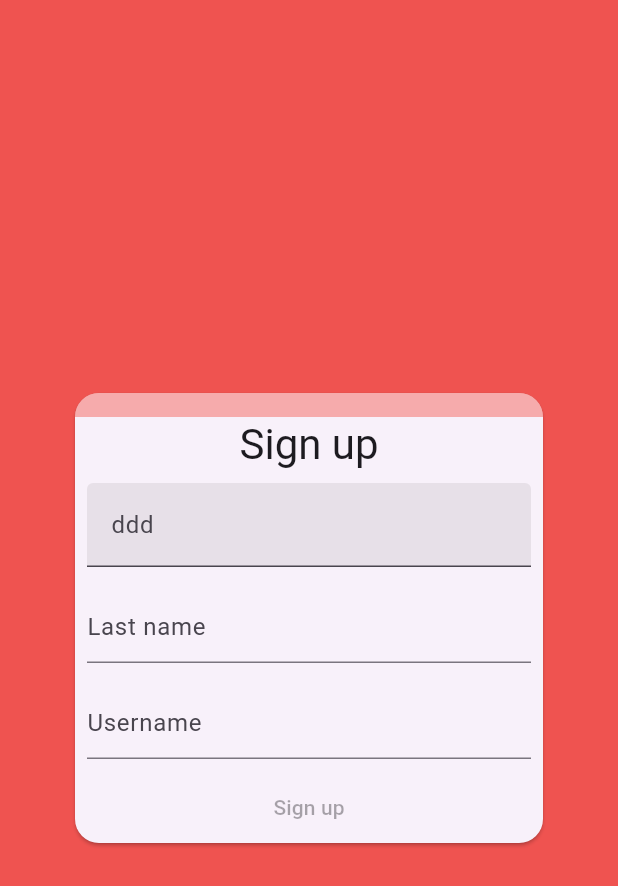
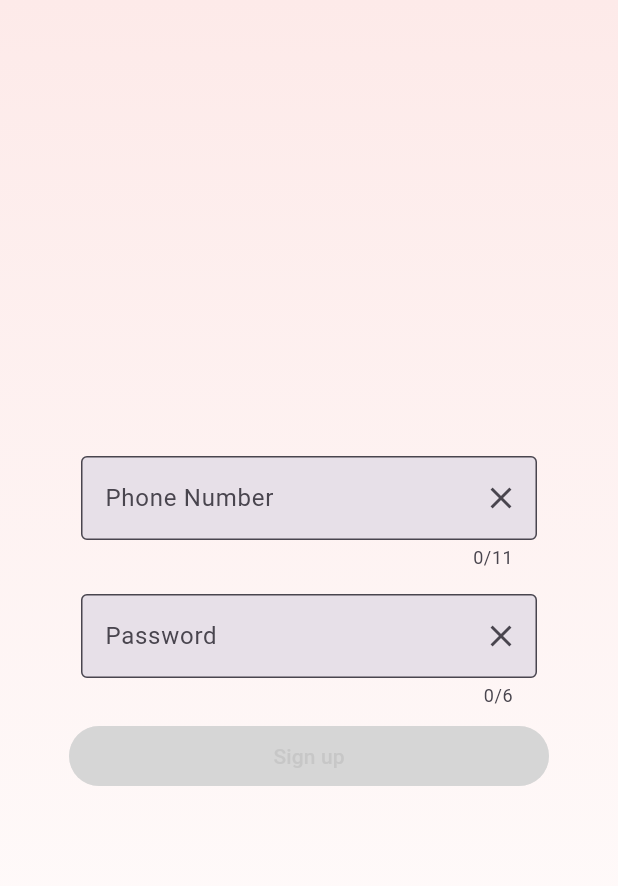
Before and after one commit to pangli/flutter_app, a Flutter app: the LoginScreen screen opened directly, on a phone screen of 412 x 824 dp. Shown: the top 886 px of the screen. Run offline on Flutter 3.47's test engine with Material 3 defaults, Android fonts, the phone set to English and light mode, and no system bars; our stand-ins replace dio, fluttertoast, logger, package_info_plus, pretty_dio_logger; generated files the repository leaves out were written again; network calls fail.

Commit message:
login ui test

```diff
--- a/lib/kp/page/login.dart
+++ b/lib/kp/page/login.dart
@@ -1,4 +1,5 @@
 import 'package:flutter/material.dart';
+import 'package:flutter/services.dart';
 import 'package:flutter_app/kp/page/welcome.dart';
 import 'package:flutter_app/kp/widget/animated_progress_indicator.dart';
 import 'package:flutter_gen/gen_l10n/app_localizations.dart';
@@ -16,7 +17,7 @@ class LoginApp extends StatelessWidget {
       localizationsDelegates: AppLocalizations.localizationsDelegates,
       supportedLocales: AppLocalizations.supportedLocales,
       theme: ThemeData(
-        colorScheme: ColorScheme.fromSeed(seedColor: Colors.deepPurple),
+        colorScheme: ColorScheme.fromSeed(seedColor: Colors.deepOrange),
         useMaterial3: true,
       ),
       debugShowCheckedModeBanner: false,
@@ -34,19 +35,26 @@ class LoginScreen extends StatelessWidget {
   @override
   Widget build(BuildContext context) {
     return Scaffold(
-      backgroundColor: Colors.red[400],
-      body: const Center(
+        body: Container(
+      decoration: BoxDecoration(
+        gradient: LinearGradient(
+          // 起始颜色
+          begin: Alignment.topCenter,
+          // 结束颜色
+          end: Alignment.bottomCenter,
+          colors: [
+            Color(0xffFDEAE9),
+            Colors.white,
+          ],
+        ),
+      ),
+      child: const Center(
         child: SizedBox(
           width: 320,
-          child: Card(
-            shape: RoundedRectangleBorder(
-              borderRadius: BorderRadius.all(Radius.circular(16)),
-            ),
           child: LoginForm(),
         ),
       ),
-      ),
-    );
+    ));
   }
 }
 
@@ -60,10 +68,10 @@ class LoginForm extends StatefulWidget {
 }
 
 class _LoginFormState extends State<LoginForm> {
-  final _firstNameTextController = TextEditingController();
-  final _lastNameTextController = TextEditingController();
-  final _usernameTextController = TextEditingController();
+  final _phoneTextController = TextEditingController();
+  final _passwordTextController = TextEditingController();
   double _formProgress = 0;
+  bool showProgress = true;
 
   @override
   Widget build(BuildContext context) {
@@ -72,46 +80,72 @@ class _LoginFormState extends State<LoginForm> {
       child: Column(
         mainAxisSize: MainAxisSize.min,
         children: [
-          AnimatedProgressIndicator(value: _formProgress),
-          Text('Sign up', style: Theme.of(context).textTheme.headlineMedium),
           Padding(
             padding: const EdgeInsets.all(8),
             child: TextFormField(
-              controller: _firstNameTextController,
+              keyboardType: TextInputType.phone,
+              inputFormatters: [FilteringTextInputFormatter.digitsOnly],
+              maxLength: 11,
+              controller: _phoneTextController,
               decoration: const InputDecoration(
-                  filled: true, labelText: 'ddd', hintText: 'First name'),
+                  border: OutlineInputBorder(),
+                  filled: true,
+                  labelText: 'Phone Number',
+                  suffixIcon: Icon(Icons.clear),
+                  hintText: 'Input 11-digit phone number'),
             ),
           ),
           Padding(
             padding: const EdgeInsets.all(8),
             child: TextFormField(
-              controller: _lastNameTextController,
-              decoration: const InputDecoration(hintText: 'Last name'),
+              keyboardType: TextInputType.number,
+              inputFormatters: [FilteringTextInputFormatter.digitsOnly],
+              maxLength: 6,
+              obscureText: true,
+              controller: _passwordTextController,
+              decoration: const InputDecoration(
+                  border: OutlineInputBorder(),
+                  filled: true,
+                  labelText: 'Password',
+                  suffixIcon: Icon(Icons.clear),
+                  hintText: 'Input 6-digit password'),
             ),
           ),
-          Padding(
-            padding: const EdgeInsets.all(8),
-            child: TextFormField(
-              controller: _usernameTextController,
-              decoration: const InputDecoration(hintText: 'Username'),
-            ),
-          ),
-          TextButton(
+          Stack(
+            children: [
+              Row(
+                children: [
+                  Expanded(
+                    child: TextButton(
                       style: ButtonStyle(
-              foregroundColor: WidgetStateProperty.resolveWith((states) {
+                        foregroundColor:
+                            WidgetStateProperty.resolveWith((states) {
                           return states.contains(WidgetState.disabled)
-                    ? null
+                              ? Colors.grey[400]
                               : Colors.white;
                         }),
-              backgroundColor: WidgetStateProperty.resolveWith((states) {
+                        backgroundColor:
+                            WidgetStateProperty.resolveWith((states) {
                           return states.contains(WidgetState.disabled)
-                    ? null
+                              ? Colors.grey[350]
                               : Colors.blue;
                         }),
                       ),
                       onPressed: _formProgress == 1 ? _showWelcomeScreen : null,
                       child: const Text('Sign up'),
                     ),
+                  )
+                ],
+              ),
+              if (_formProgress != 1 && showProgress)
+                AnimatedProgressIndicator(
+                  value: _formProgress,
+                  animationCompleted: () {
+                    showProgress = false;
+                  },
+                ),
+            ],
+          )
         ],
       ),
     );
@@ -119,11 +153,7 @@ class _LoginFormState extends State<LoginForm> {
 
   void _updateFormProgress() {
     var progress = 0.0;
-    final controllers = [
-      _firstNameTextController,
-      _lastNameTextController,
-      _usernameTextController
-    ];
+    final controllers = [_phoneTextController, _passwordTextController];
 
     for (final controller in controllers) {
       if (controller.value.text.isNotEmpty) {
@@ -132,6 +162,8 @@ class _LoginFormState extends State<LoginForm> {
     }
 
     setState(() {
+      showProgress = _phoneTextController.value.text.isEmpty |
+          _passwordTextController.value.text.isEmpty;
       _formProgress = progress;
     });
   }
--- a/lib/kp/widget/animated_progress_indicator.dart
+++ b/lib/kp/widget/animated_progress_indicator.dart
@@ -2,8 +2,10 @@ import 'package:flutter/material.dart';
 
 class AnimatedProgressIndicator extends StatefulWidget {
   final double value;
+  final Function animationCompleted;
 
-  const AnimatedProgressIndicator({super.key, required this.value});
+  const AnimatedProgressIndicator(
+      {super.key, required this.value, required this.animationCompleted});
 
   @override
   State<StatefulWidget> createState() {
@@ -27,20 +29,25 @@ class _AnimatedProgressIndicatorState extends State<AnimatedProgressIndicator>
 
     final colorTween = TweenSequence([
       TweenSequenceItem(
-        tween: ColorTween(begin: Colors.red, end: Colors.orange),
+        tween: ColorTween(begin: Colors.grey[350], end: Colors.grey[400]),
         weight: 1,
       ),
       TweenSequenceItem(
-        tween: ColorTween(begin: Colors.orange, end: Colors.yellow),
+        tween: ColorTween(begin: Colors.blue[200], end: Colors.blue[300]),
         weight: 1,
       ),
       TweenSequenceItem(
-        tween: ColorTween(begin: Colors.yellow, end: Colors.green),
+        tween: ColorTween(begin: Colors.blue[300], end: Colors.blue),
         weight: 1,
       ),
     ]);
     _colorAnimation = _controller.drive(colorTween);
     _curveAnimation = _controller.drive(CurveTween(curve: Curves.easeIn));
+    _curveAnimation.addStatusListener((status) {
+      if (status == AnimationStatus.completed) {
+        widget.animationCompleted;
+      }
+    });
   }
 
   @override
@@ -54,15 +61,16 @@ class _AnimatedProgressIndicatorState extends State<AnimatedProgressIndicator>
     return AnimatedBuilder(
       animation: _controller,
       builder: (context, child) => Padding(
-          padding: EdgeInsets.symmetric(horizontal: 0),
+          padding: EdgeInsets.only(left: 0, top: 4, right: 0),
           child: LinearProgressIndicator(
-            value: _curveAnimation.value,
-            valueColor: _colorAnimation,
-            minHeight: 16,
-            backgroundColor: _colorAnimation.value?.withValues(alpha: 0.4),
-            borderRadius: BorderRadius.only(
-                topLeft: Radius.circular(16), topRight: Radius.circular(16)),
-          )),
+              value: _curveAnimation.value,
+              valueColor: _colorAnimation,
+              minHeight: 40,
+              backgroundColor: _colorAnimation.value?.withValues(alpha: 0.4),
+              borderRadius: BorderRadius.all(Radius.circular(40))
+              // borderRadius: BorderRadius.only(
+              //     topLeft: Radius.circular(16), topRight: Radius.circular(16)),
+              )),
     );
   }
 }
```
Lines whose indentation alone changed are shown as unchanged.
